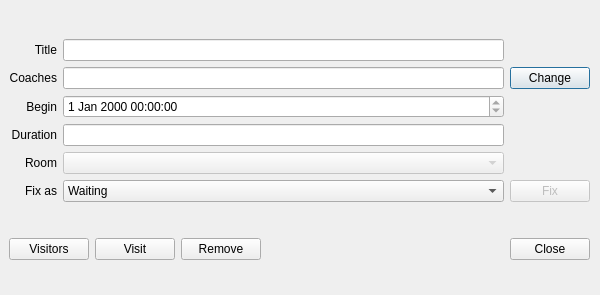
Before: the Qt Designer form qt/manager/uis/dlg_event_info.ui in mabragor/foobar, drawn with Qt 5.
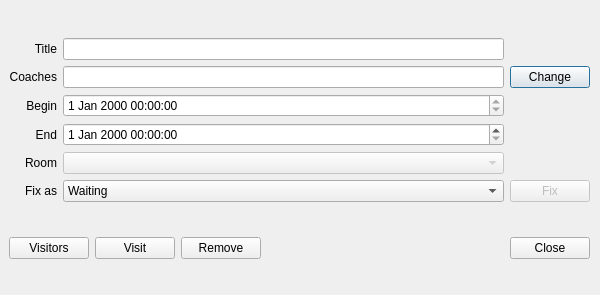
After: the same form once the commit is applied.

Commit message: Show event's duration in right way.

The edit to the form file:
```diff
--- a/qt/manager/uis/dlg_event_info.ui
+++ b/qt/manager/uis/dlg_event_info.ui
@@ -64,7 +64,7 @@
       <item row="3" column="0">
        <widget class="QLabel" name="label_4">
         <property name="text">
-         <string>Duration</string>
+         <string>End</string>
         </property>
         <property name="alignment">
          <set>Qt::AlignRight|Qt::AlignTrailing|Qt::AlignVCenter</set>
@@ -105,13 +105,6 @@
         </property>
        </widget>
       </item>
-      <item row="3" column="1">
-       <widget class="QLineEdit" name="editDuration">
-        <property name="readOnly">
-         <bool>true</bool>
-        </property>
-       </widget>
-      </item>
       <item row="4" column="1">
        <widget class="QComboBox" name="comboRoom">
         <property name="enabled">
@@ -165,6 +158,9 @@
         </property>
        </widget>
       </item>
+      <item row="3" column="1">
+       <widget class="QDateTimeEdit" name="editEnd"/>
+      </item>
      </layout>
     </item>
     <item>
```
Left out of the diff: 12 changed lines with no effect on the pictures. The commit also changes 2 other files.
